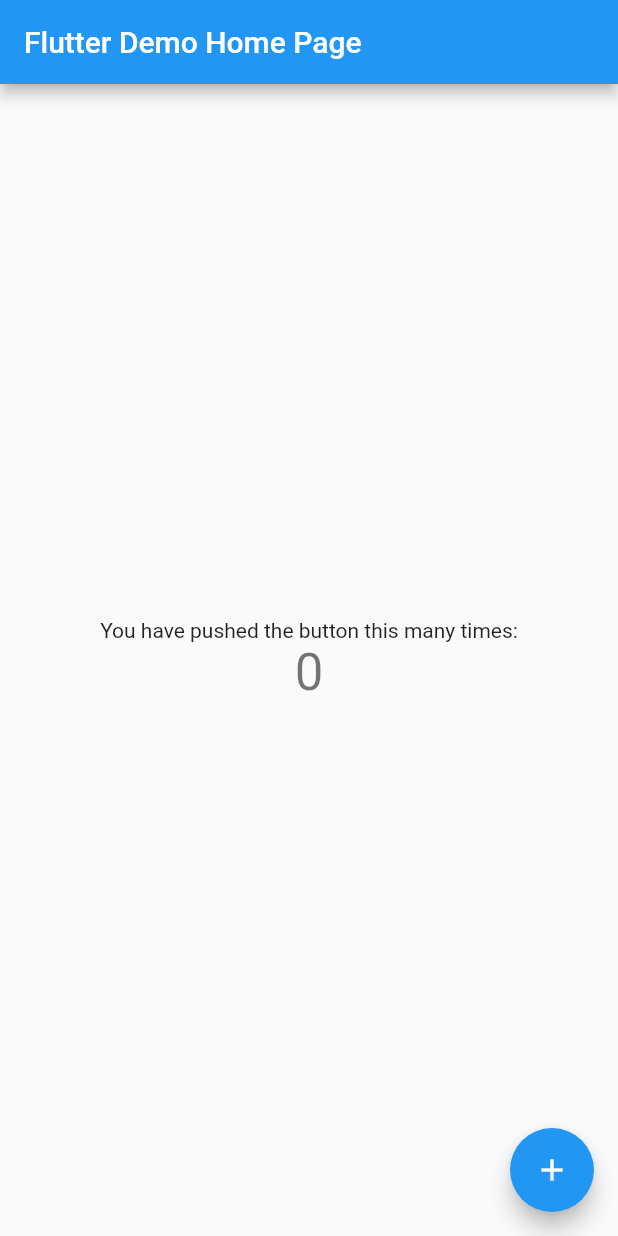
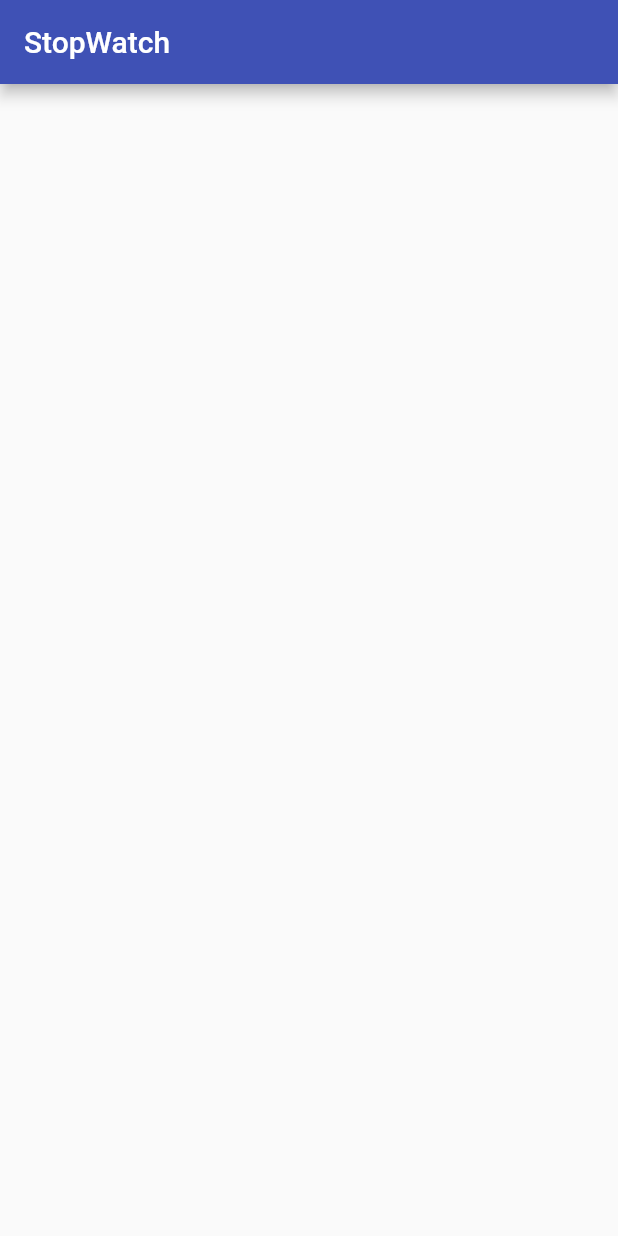
Before and after one commit to FlutterStudyKorea/stop-watch, a Flutter app: the screen it shows after launch, on a phone screen of 412 x 824 dp. Run offline on Flutter 3.47's test engine with Material 2 defaults, Android fonts, the phone set to English and light mode, and no system bars.

Commit message:
stopwatchscreen dart 추가

```diff
--- a/stopwatch/lib/main.dart
+++ b/stopwatch/lib/main.dart
@@ -1,117 +1,31 @@
 import 'package:flutter/material.dart';
+import 'package:stopwatch/stop_watch_screen.dart';
 
 void main() {
-  runApp(MyApp());
+  runApp(StopWatchApp());
 }
 
-class MyApp extends StatelessWidget {
+class StopWatchApp extends StatelessWidget {
+  final String title = 'StopWatch';
+
   // This widget is the root of your application.
   @override
   Widget build(BuildContext context) {
     return MaterialApp(
-      title: 'Flutter Demo',
+      title: 'BMI Calculator',
+      debugShowCheckedModeBanner: false,
       theme: ThemeData(
-        // This is the theme of your application.
-        //
-        // Try running your application with "flutter run". You'll see the
-        // application has a blue toolbar. Then, without quitting the app, try
-        // changing the primarySwatch below to Colors.green and then invoke
-        // "hot reload" (press "r" in the console where you ran "flutter run",
-        // or simply save your changes to "hot reload" in a Flutter IDE).
-        // Notice that the counter didn't reset back to zero; the application
-        // is not restarted.
-        primarySwatch: Colors.blue,
-        // This makes the visual density adapt to the platform that you run
-        // the app on. For desktop platforms, the controls will be smaller and
-        // closer together (more dense) than on mobile platforms.
+        primarySwatch: Colors.indigo,
         visualDensity: VisualDensity.adaptivePlatformDensity,
       ),
-      home: MyHomePage(title: 'Flutter Demo Home Page'),
+      home: Scaffold(
+        appBar: AppBar(
+          title: Text(title),
+        ),
+        body: StopWatchScreen(
+          title: title,
+        ),
+      ),
     );
   }
 }
-
-class MyHomePage extends StatefulWidget {
-  MyHomePage({Key key, this.title}) : super(key: key);
-
-  // This widget is the home page of your application. It is stateful, meaning
-  // that it has a State object (defined below) that contains fields that affect
-  // how it looks.
-
-  // This class is the configuration for the state. It holds the values (in this
-  // case the title) provided by the parent (in this case the App widget) and
-  // used by the build method of the State. Fields in a Widget subclass are
-  // always marked "final".
-
-  final String title;
-
-  @override
-  _MyHomePageState createState() => _MyHomePageState();
-}
-
-class _MyHomePageState extends State<MyHomePage> {
-  int _counter = 0;
-
-  void _incrementCounter() {
-    setState(() {
-      // This call to setState tells the Flutter framework that something has
-      // changed in this State, which causes it to rerun the build method below
-      // so that the display can reflect the updated values. If we changed
-      // _counter without calling setState(), then the build method would not be
-      // called again, and so nothing would appear to happen.
-      _counter++;
-    });
-  }
-
-  @override
-  Widget build(BuildContext context) {
-    // This method is rerun every time setState is called, for instance as done
-    // by the _incrementCounter method above.
-    //
-    // The Flutter framework has been optimized to make rerunning build methods
-    // fast, so that you can just rebuild anything that needs updating rather
-    // than having to individually change instances of widgets.
-    return Scaffold(
-      appBar: AppBar(
-        // Here we take the value from the MyHomePage object that was created by
-        // the App.build method, and use it to set our appbar title.
-        title: Text(widget.title),
-      ),
-      body: Center(
-        // Center is a layout widget. It takes a single child and positions it
-        // in the middle of the parent.
-        child: Column(
-          // Column is also a layout widget. It takes a list of children and
-          // arranges them vertically. By default, it sizes itself to fit its
-          // children horizontally, and tries to be as tall as its parent.
-          //
-          // Invoke "debug painting" (press "p" in the console, choose the
-          // "Toggle Debug Paint" action from the Flutter Inspector in Android
-          // Studio, or the "Toggle Debug Paint" command in Visual Studio Code)
-          // to see the wireframe for each widget.
-          //
-          // Column has various properties to control how it sizes itself and
-          // how it positions its children. Here we use mainAxisAlignment to
-          // center the children vertically; the main axis here is the vertical
-          // axis because Columns are vertical (the cross axis would be
-          // horizontal).
-          mainAxisAlignment: MainAxisAlignment.center,
-          children: <Widget>[
-            Text(
-              'You have pushed the button this many times:',
-            ),
-            Text(
-              '$_counter',
-              style: Theme.of(context).textTheme.headline4,
-            ),
-          ],
-        ),
-      ),
-      floatingActionButton: FloatingActionButton(
-        onPressed: _incrementCounter,
-        tooltip: 'Increment',
-        child: Icon(Icons.add),
-      ), // This trailing comma makes auto-formatting nicer for build methods.
-    );
-  }
-}
--- /dev/null
+++ b/stopwatch/lib/stop_watch_screen.dart
@@ -0,0 +1,16 @@
+import 'package:flutter/material.dart';
+
+class StopWatchScreen extends StatefulWidget {
+  final String title;
+
+  StopWatchScreen({this.title});
+
+  _StopWatchScreenState createState() => _StopWatchScreenState();
+}
+
+class _StopWatchScreenState extends State<StopWatchScreen> {
+  @override
+  Widget build(BuildContext context) {
+    return Container();
+  }
+}
```
Also changed, not shown: 1 other file.
